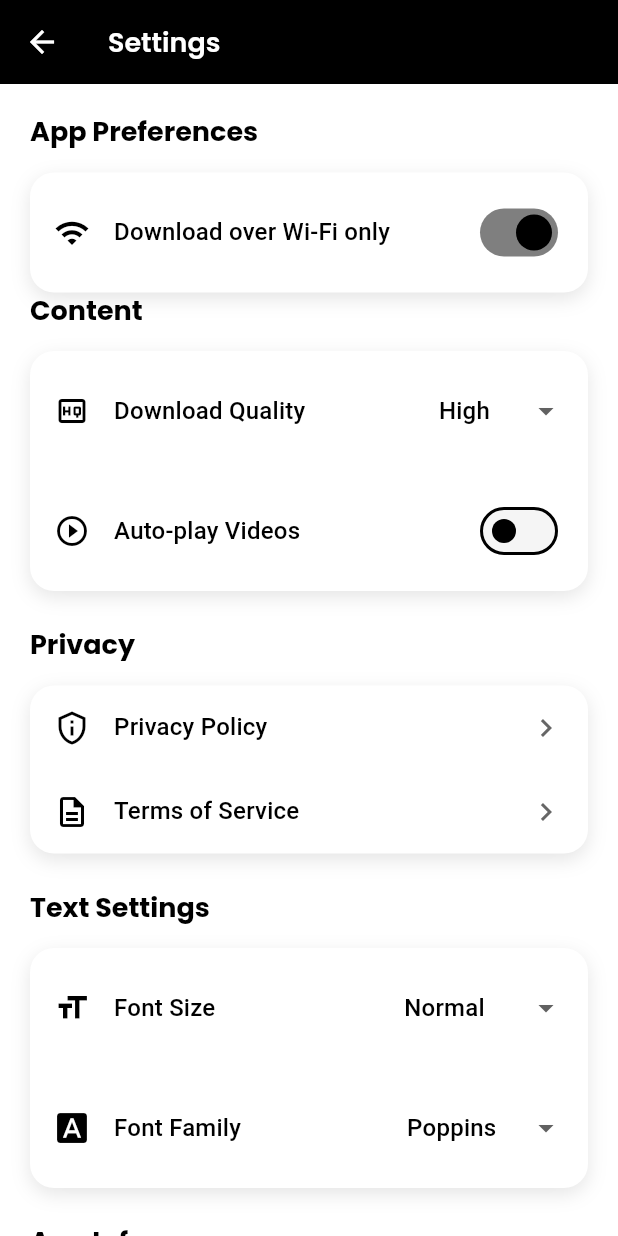
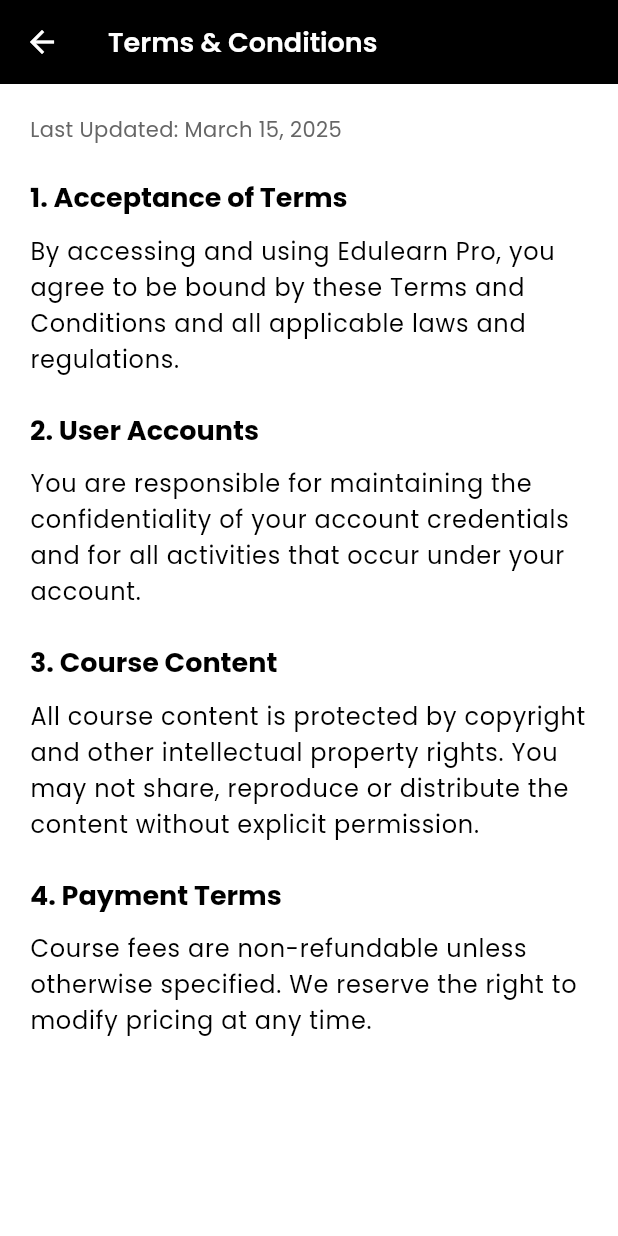
Before and after one commit to ThaeNandarSeint/learning_app, a Flutter app: the SettingsScreen screen opened by its route, after a tap on "Terms of Service", on a phone screen of 412 x 824 dp. Run offline on Flutter 3.47's test engine with Material 3 defaults, Android fonts, the phone set to English and light mode, and no system bars; our stand-ins replace bloc, cached_network_image, chewie, equatable, fl_chart, flutter_bloc and 6 more; accounts and stored records are empty.

Commit message:
design privacy_policy and terms_and_conditions screen

```diff
--- /dev/null
+++ b/lib/features/setting/views/screens/privacy_policy_screen.dart
@@ -0,0 +1,62 @@
+import 'package:flutter/material.dart';
+import 'package:get/get.dart';
+import 'package:learning_app/core/theme/app_colors.dart';
+import 'package:learning_app/features/setting/views/widgets/legal_document_section.dart';
+
+class PrivacyPolicyScreen extends StatelessWidget {
+  const PrivacyPolicyScreen({super.key});
+
+  @override
+  Widget build(BuildContext context) {
+    final theme = Theme.of(context);
+
+    return Scaffold(
+      appBar: AppBar(
+        title: const Text(
+          'Privacy Policy',
+          style: TextStyle(color: Colors.white),
+        ),
+        backgroundColor: AppColors.primary,
+        leading: IconButton(
+          onPressed: () => Get.back(),
+          icon: Icon(Icons.arrow_back, color: Colors.white),
+        ),
+      ),
+      body: SingleChildScrollView(
+        padding: const EdgeInsets.all(20),
+        child: Column(
+          crossAxisAlignment: CrossAxisAlignment.start,
+          children: [
+            Text(
+              'Last Updated: March 15, 2025',
+              style: theme.textTheme.bodyMedium?.copyWith(
+                color: AppColors.secondary,
+              ),
+            ),
+            const SizedBox(height: 24),
+            LegalDocumentSection(
+              title: '1. Information We Collect',
+              content:
+                  'We collect information that you provide directly to us, including but not limited to your name, email address, and learning preferences when you register for an account.',
+            ),
+            LegalDocumentSection(
+              title: '2. How We Use Your Information',
+              content:
+                  'We use the information we collect to provide, maintain and improve our services, to develop new ones, and to protect our users.',
+            ),
+            LegalDocumentSection(
+              title: '3. Data Security',
+              content:
+                  'We implement appropriate security measures to protect your personal information against unauthorized access, alteration, disclosure, or destruction.',
+            ),
+            LegalDocumentSection(
+              title: '4. Your Rights',
+              content:
+                  'You have the right to access, correct, or delete your personal information. You can manage these preferences in your account settings.',
+            ),
+          ],
+        ),
+      ),
+    );
+  }
+}
--- a/lib/features/setting/views/screens/settings_screen.dart
+++ b/lib/features/setting/views/screens/settings_screen.dart
@@ -6,6 +6,7 @@ import 'package:learning_app/bloc/font/font_event.dart';
 import 'package:learning_app/core/theme/app_colors.dart';
 import 'package:learning_app/features/setting/views/widgets/setting_section.dart';
 import 'package:learning_app/features/setting/views/widgets/setting_tile.dart';
+import 'package:learning_app/routes/app_routes.dart';
 import 'package:learning_app/services/font_service.dart';
 
 class SettingsScreen extends StatelessWidget {
@@ -83,12 +84,12 @@ class SettingsScreen extends StatelessWidget {
                   SettingTile(
                     title: 'Privacy Policy',
                     icon: Icons.privacy_tip_outlined,
-                    onTap: () {},
+                    onTap: () => Get.toNamed(AppRoutes.privacyPolicy),
                   ),
                   SettingTile(
                     title: 'Terms of Service',
                     icon: Icons.description_outlined,
-                    onTap: () {},
+                    onTap: () => Get.toNamed(AppRoutes.termsConditions),
                   ),
                 ],
               ),
--- /dev/null
+++ b/lib/features/setting/views/screens/terms_conditions_screen.dart
@@ -0,0 +1,62 @@
+import 'package:flutter/material.dart';
+import 'package:get/get.dart';
+import 'package:learning_app/core/theme/app_colors.dart';
+import 'package:learning_app/features/setting/views/widgets/legal_document_section.dart';
+
+class TermsConditionsScreen extends StatelessWidget {
+  const TermsConditionsScreen({super.key});
+
+  @override
+  Widget build(BuildContext context) {
+    final theme = Theme.of(context);
+
+    return Scaffold(
+      appBar: AppBar(
+        title: const Text(
+          'Terms & Conditions',
+          style: TextStyle(color: Colors.white),
+        ),
+        backgroundColor: AppColors.primary,
+        leading: IconButton(
+          onPressed: () => Get.back(),
+          icon: const Icon(Icons.arrow_back, color: Colors.white),
+        ),
+      ),
+      body: SingleChildScrollView(
+        padding: const EdgeInsets.all(20),
+        child: Column(
+          crossAxisAlignment: CrossAxisAlignment.start,
+          children: [
+            Text(
+              'Last Updated: March 15, 2025',
+              style: theme.textTheme.bodyMedium?.copyWith(
+                color: AppColors.secondary,
+              ),
+            ),
+            const SizedBox(height: 24),
+            LegalDocumentSection(
+              title: '1. Acceptance of Terms',
+              content:
+                  'By accessing and using Edulearn Pro, you agree to be bound by these Terms and Conditions and all applicable laws and regulations.',
+            ),
+            LegalDocumentSection(
+              title: '2. User Accounts',
+              content:
+                  'You are responsible for maintaining the confidentiality of your account credentials and for all activities that occur under your account.',
+            ),
+            LegalDocumentSection(
+              title: '3. Course Content',
+              content:
+                  'All course content is protected by copyright and other intellectual property rights. You may not share, reproduce or distribute the content without explicit permission.',
+            ),
+            LegalDocumentSection(
+              title: '4. Payment Terms',
+              content:
+                  'Course fees are non-refundable unless otherwise specified. We reserve the right to modify pricing at any time.',
+            ),
+          ],
+        ),
+      ),
+    );
+  }
+}
--- /dev/null
+++ b/lib/features/setting/views/widgets/legal_document_section.dart
@@ -0,0 +1,39 @@
+import 'package:flutter/material.dart';
+import 'package:learning_app/core/theme/app_colors.dart';
+
+class LegalDocumentSection extends StatelessWidget {
+  const LegalDocumentSection({
+    super.key,
+    required this.title,
+    required this.content,
+  });
+
+  final String title;
+  final String content;
+
+  @override
+  Widget build(BuildContext context) {
+    final theme = Theme.of(context);
+
+    return Padding(
+      padding: const EdgeInsets.only(bottom: 24),
+      child: Column(
+        crossAxisAlignment: CrossAxisAlignment.start,
+        children: [
+          Text(
+            title,
+            style: theme.textTheme.titleLarge?.copyWith(
+              fontWeight: FontWeight.bold,
+              color: AppColors.primary,
+            ),
+          ),
+          const SizedBox(height: 12),
+          Text(
+            content,
+            style: theme.textTheme.bodyLarge?.copyWith(height: 1.5),
+          ),
+        ],
+      ),
+    );
+  }
+}
--- a/lib/routes/app_routes.dart
+++ b/lib/routes/app_routes.dart
@@ -17,7 +17,9 @@ import 'package:learning_app/features/notification/views/screens/notification_sc
 import 'package:learning_app/features/payment/views/screens/payment_screen.dart';
 import 'package:learning_app/features/quiz/views/screens/quiz_attempt_screen.dart';
 import 'package:learning_app/features/quiz/views/screens/quiz_list_screen.dart';
+import 'package:learning_app/features/setting/views/screens/privacy_policy_screen.dart';
 import 'package:learning_app/features/setting/views/screens/settings_screen.dart';
+import 'package:learning_app/features/setting/views/screens/terms_conditions_screen.dart';
 import 'package:learning_app/features/student_progress/views/screens/student_progress_screen.dart';
 import 'package:learning_app/features/teacher_analytics/views/screens/teacher_analytics_screen.dart';
 import 'package:learning_app/features/teacher_home/views/screens/teacher_home_screen.dart';
@@ -60,6 +62,8 @@ class AppRoutes {
 
   // setting routes
   static const String settings = '/settings';
+  static const String privacyPolicy = '/privacy-policy';
+  static const String termsConditions = '/terms-conditions';
 
   // analytics routes
   static const String analytics = '/analytics';
@@ -163,6 +167,12 @@ class AppRoutes {
       case settings:
         return MaterialPageRoute(builder: (_) => const SettingsScreen());
 
+      case privacyPolicy:
+        return MaterialPageRoute(builder: (_) => const PrivacyPolicyScreen());
+
+      case termsConditions:
+        return MaterialPageRoute(builder: (_) => const TermsConditionsScreen());
+
       case analytics:
         return MaterialPageRoute(builder: (_) => AnalyticsDashboardScreen());
 
--- a/lib/routes/route_pages.dart
+++ b/lib/routes/route_pages.dart
@@ -20,7 +20,9 @@ import 'package:learning_app/features/quiz/models/quiz_model.dart';
 import 'package:learning_app/features/quiz/views/screens/quiz_attempt_screen.dart';
 import 'package:learning_app/features/quiz/views/screens/quiz_list_screen.dart';
 import 'package:learning_app/features/quiz/views/screens/quiz_result_screen.dart';
+import 'package:learning_app/features/setting/views/screens/privacy_policy_screen.dart';
 import 'package:learning_app/features/setting/views/screens/settings_screen.dart';
+import 'package:learning_app/features/setting/views/screens/terms_conditions_screen.dart';
 import 'package:learning_app/features/student_progress/views/screens/student_progress_screen.dart';
 import 'package:learning_app/features/teacher_analytics/views/screens/teacher_analytics_screen.dart';
 import 'package:learning_app/features/teacher_home/views/screens/teacher_home_screen.dart';
@@ -89,6 +91,14 @@ class AppPages {
       page: () => const NotificationScreen(),
     ),
     GetPage(name: AppRoutes.settings, page: () => const SettingsScreen()),
+    GetPage(
+      name: AppRoutes.privacyPolicy,
+      page: () => const PrivacyPolicyScreen(),
+    ),
+    GetPage(
+      name: AppRoutes.termsConditions,
+      page: () => const TermsConditionsScreen(),
+    ),
     GetPage(name: AppRoutes.analytics, page: () => AnalyticsDashboardScreen()),
     GetPage(name: AppRoutes.teacherHome, page: () => const TeacherHomeScreen()),
     GetPage(name: AppRoutes.myCourses, page: () => const MyCourseListScreen()),
```
